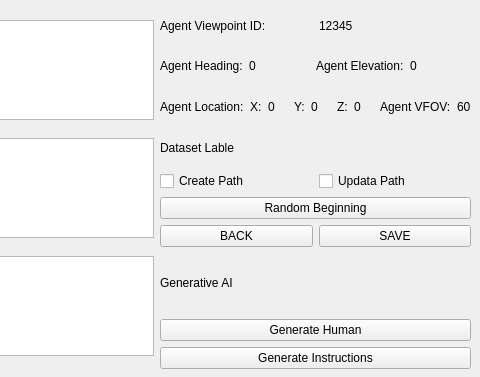
lpercc/HA3D_simulator, file ui/form.ui: the form before one commit; both pictures show x 600 to 1080 and y 462 to 839 of the 1080 by 839 pixel window.
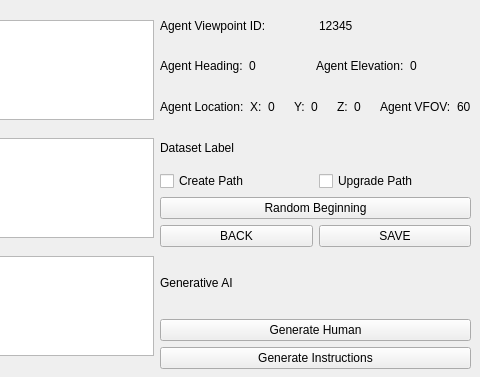
The form after the commit. Custom widgets are drawn as their Qt base class.

```diff
--- a/ui/form.ui
+++ b/ui/form.ui
@@ -410,7 +410,7 @@
         <item>
          <widget class="QLabel" name="label_9">
           <property name="text">
-           <string>Dataset Lable</string>
+           <string>Dataset Label</string>
           </property>
          </widget>
         </item>
@@ -426,7 +426,7 @@
           <item>
            <widget class="QCheckBox" name="checkBoxUpdataPath">
             <property name="text">
-             <string>Updata Path</string>
+             <string>Upgrade Path</string>
             </property>
            </widget>
           </item>
```
Left out of the diff: 2 changed lines with no effect on the pictures.
